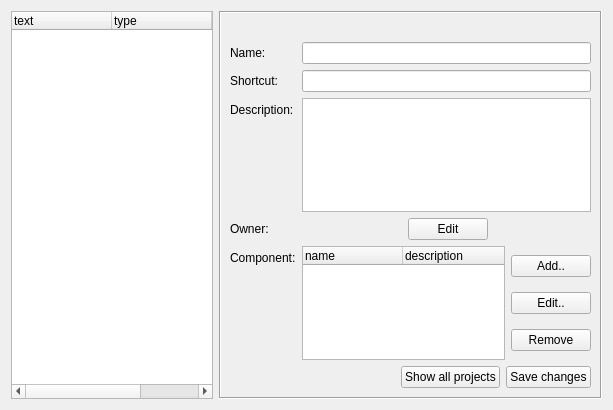
First picture: the form in client/forms/init.ui, repository Wolframe/wolfzilla, before the edit.
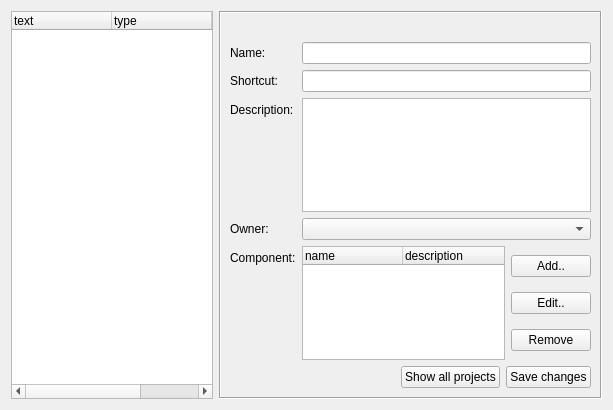
Second picture: the form after the edit. The open tabs and pages were chosen to show the change. Icons and pictures are not drawn.

Commit message: using combobox for project owner now

```diff
--- a/client/forms/init.ui
+++ b/client/forms/init.ui
@@ -538,24 +538,9 @@
        <item row="4" column="1">
         <layout class="QHBoxLayout" name="horizontalLayout_5">
          <item>
-          <widget class="QLabel" name="projectOwner">
-           <property name="minimumSize">
-            <size>
-             <width>100</width>
-             <height>0</height>
-            </size>
-           </property>
-           <property name="sizeIncrement">
-            <size>
-             <width>0</width>
-             <height>0</height>
-            </size>
-           </property>
-           <property name="text">
-            <string/>
-           </property>
-           <property name="dataslot" stdset="0">
-            <string>select_user ({main.widgetid}_projectOwner)</string>
+          <widget class="QComboBox" name="projectOwner">
+           <property name="action" stdset="0">
+            <string>listUsers users { }</string>
            </property>
            <property name="answer" stdset="0">
             <string>User user { id={id}; id2={?}; login {{text}}; firstName {{?}}; lastName {{?}}; email {{?}} }
@@ -569,32 +554,6 @@
            </property>
           </widget>
          </item>
-         <item>
-          <widget class="QPushButton" name="pushButton_5">
-           <property name="text">
-            <string>Edit</string>
-           </property>
-           <property name="form" stdset="0">
-            <string>user_select?widgetid={main.widgetid}_projectOwner&amp;id={main.content.project.projectOwner.id}</string>
-           </property>
-           <property name="datasignal:destroyed" stdset="0">
-            <string>close@{main.widgetid}_projectOwner</string>
-           </property>
-          </widget>
-         </item>
-         <item>
-          <spacer name="horizontalSpacer_5">
-           <property name="orientation">
-            <enum>Qt::Horizontal</enum>
-           </property>
-           <property name="sizeHint" stdset="0">
-            <size>
-             <width>40</width>
-             <height>20</height>
-            </size>
-           </property>
-          </spacer>
-         </item>
         </layout>
        </item>
        <item row="5" column="0">
```
Left out of the diff: 15 changed lines with no effect on the pictures. The commit also changes 1 other file.
